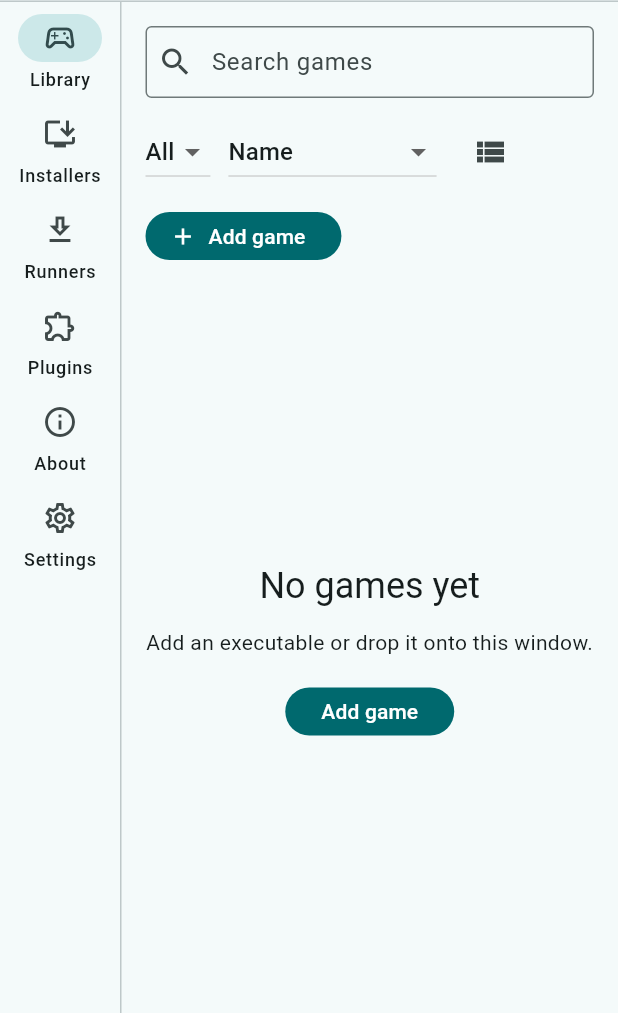
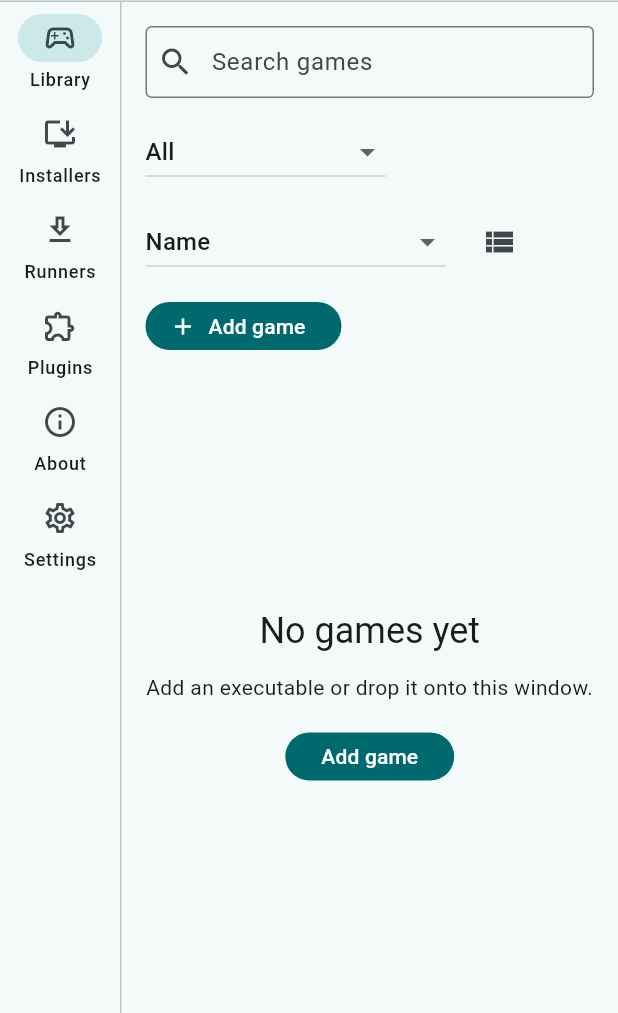
Before and after one commit to goshitsarch-eng/GamesHandler, a Flutter app: the screen it shows after launch, on a phone screen of 412 x 824 dp, the part 223-1236 px from its top. Run offline on Flutter 3.47's test engine with Material 3 defaults, Android fonts, the phone set to English and light mode, and no system bars; missing offline and left inert: dart:ffi, dbus, desktop_drop, file_selector, window_manager; statements that could not run were skipped; project files that could hold a hidden picture were left out.

Commit message:
Fix installed Flatpak portals, verifier proxy routing and desktop layout

```diff
--- a/lib/ui/library.dart
+++ b/lib/ui/library.dart
@@ -97,30 +97,67 @@ class LibraryPage extends StatelessWidget {
             ),
           ),
         ),
-        DropdownButton<String>(
+        SizedBox(
+          width: 160,
+          child: DropdownButton<String>(
+            isExpanded: true,
             value: ['All', ...state.categories].contains(state.category)
                 ? state.category
                 : 'All',
-          items: [
-            'All',
-            ...state.categories.where((c) => c != 'All'),
-          ].map((c) => DropdownMenuItem(value: c, child: Text(c))).toList(),
+            items: ['All', ...state.categories.where((c) => c != 'All')]
+                .map(
+                  (c) => DropdownMenuItem(
+                    value: c,
+                    child: Text(
+                      c,
+                      maxLines: 1,
+                      overflow: TextOverflow.ellipsis,
+                    ),
+                  ),
+                )
+                .toList(),
             onChanged: (c) {
               state.category = c ?? 'All';
               state.refresh();
             },
           ),
-        DropdownButton<String>(
+        ),
+        SizedBox(
+          width: 200,
+          child: DropdownButton<String>(
+            isExpanded: true,
             value: state.sort,
             items: const [
-            DropdownMenuItem(value: 'name', child: Text('Name')),
-            DropdownMenuItem(value: 'recent', child: Text('Recently played')),
-            DropdownMenuItem(value: 'added', child: Text('Recently added')),
+              DropdownMenuItem(
+                value: 'name',
+                child: Text(
+                  'Name',
+                  maxLines: 1,
+                  overflow: TextOverflow.ellipsis,
+                ),
+              ),
+              DropdownMenuItem(
+                value: 'recent',
+                child: Text(
+                  'Recently played',
+                  maxLines: 1,
+                  overflow: TextOverflow.ellipsis,
+                ),
+              ),
+              DropdownMenuItem(
+                value: 'added',
+                child: Text(
+                  'Recently added',
+                  maxLines: 1,
+                  overflow: TextOverflow.ellipsis,
+                ),
+              ),
             ],
             onChanged: (v) {
               state.sort = v ?? 'name';
               state.refresh();
             },
+          ),
         ),
         IconButton(
           tooltip: state.settings['view_mode'] == 'list'
--- a/pubspec.yaml
+++ b/pubspec.yaml
@@ -14,6 +14,7 @@ dependencies:
   url_launcher: ^6.3.2
   window_manager: ^0.5.1
   desktop_drop: ^0.7.0
+  dbus: ^0.8.0
 dev_dependencies:
   flutter_test:
     sdk: flutter
```
Also changed, not shown: docs/ci-verification.json (added, +55 -0 lines), lib/app/app.dart (+8 -4 lines), lib/app/selected_path.dart (added, +57 -0 lines), lib/ui/game_editor.dart (+6 -3 lines), pubspec.lock, 11 other files. Lines whose indentation alone changed are shown as unchanged.
